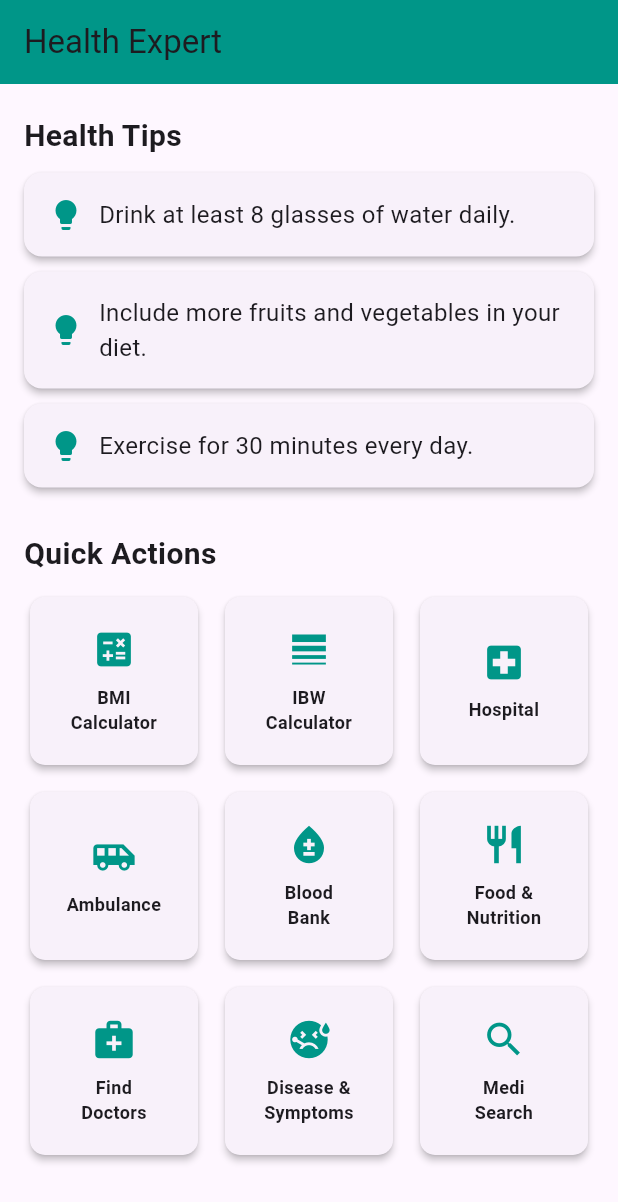
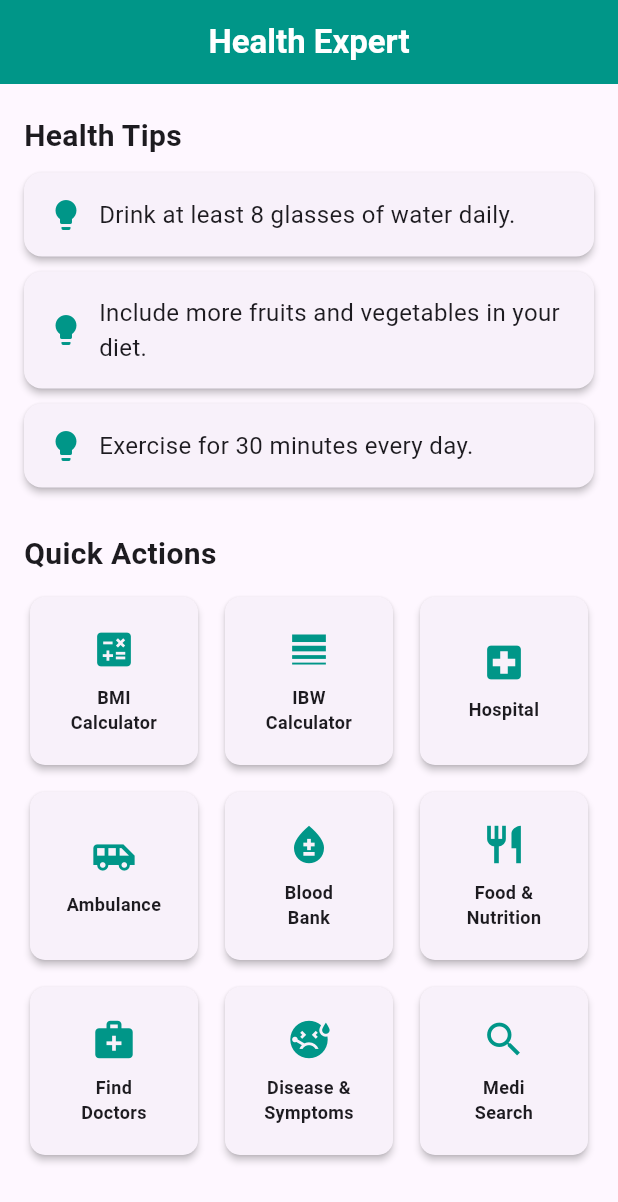
Before and after one commit to riazulrocky/Health-Expert-Flutter-App, a Flutter app: the screen it shows after launch, on a phone screen of 412 x 824 dp. Shown: the top 1202 px of the screen. Run offline on Flutter 3.47's test engine with Material 3 defaults, Android fonts, the phone set to English and light mode, and no system bars.

Commit message:
app bar text center

```diff
--- a/lib/home_page.dart
+++ b/lib/home_page.dart
@@ -23,8 +23,10 @@ class HomePage extends StatelessWidget {
   Widget build(BuildContext context) {
     return Scaffold(
       appBar: AppBar(
-        title: const Text('Health Expert',),
+        title: const Text('Health Expert',
+          style: TextStyle(color: Colors.white, fontWeight: FontWeight.bold),),
         backgroundColor: Colors.teal,
+        centerTitle: true,
       ),
       body: SingleChildScrollView(
         child: Column(
```
